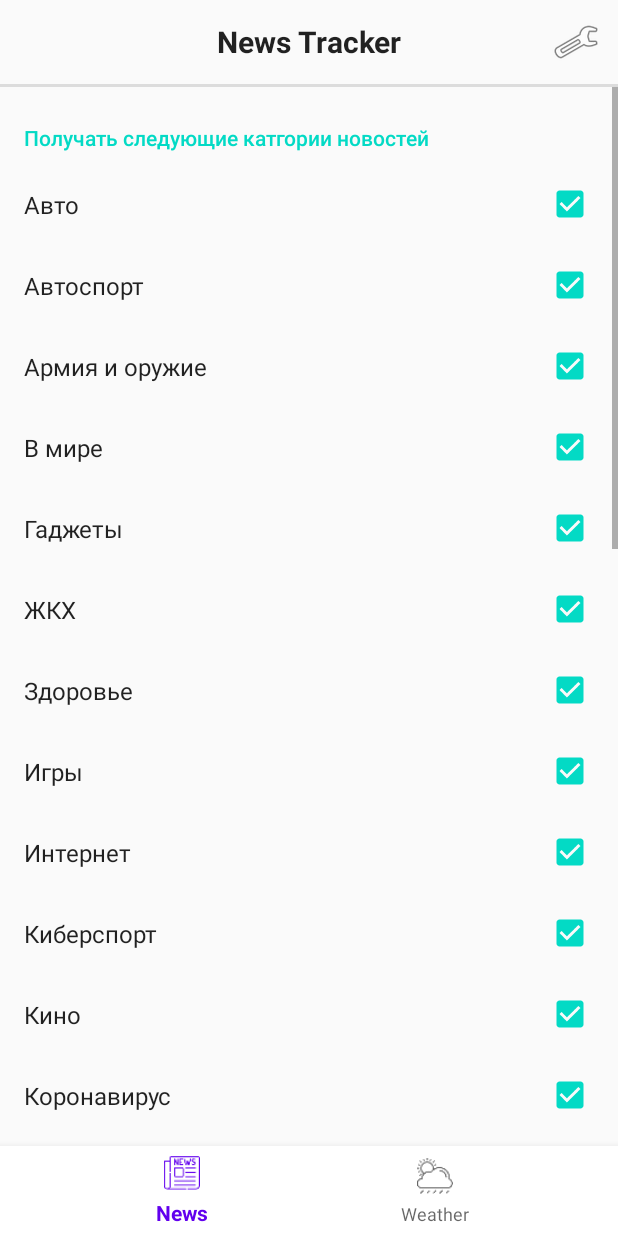
After one commit to groshevdg/NTracker, an Android app: the fragment SettingsFragment placed in its activity, on a phone screen of 412 x 824 dp. The commit adds this screen. Run offline under Robolectric (Android 15) with nearby library versions, the phone set to English and light mode, and no system bars; our stand-ins replace Dagger/Hilt's generated code, androidx.preference; 4 statements that could not run were skipped.

Commit message:
added settings screen

```diff
--- a/app/build.gradle
+++ b/app/build.gradle
@@ -52,4 +52,7 @@ dependencies {
     implementation coroutines.coroutines_core
     implementation coroutines.coroutines_android
     implementation coroutines.coroutines_adapter
+
+    //Prefs Screen
+    implementation prefs.prefs
 }
--- a/app/src/main/java/ru/groshevdg/data/repository/NewsRepository.kt
+++ b/app/src/main/java/ru/groshevdg/data/repository/NewsRepository.kt
@@ -27,6 +27,7 @@ class NewsRepository constructor(private val apiService: NewsApiService) {
         "travels.rss" to true,
         "religion.rss" to true,
         "sport.rss" to true,
+        "theaters.rss" to true,
         "computers.rss" to true,
         "vehicle.rss" to true,
         "finances.rss" to true,
--- a/app/src/main/java/ru/groshevdg/navigation/Navigator.kt
+++ b/app/src/main/java/ru/groshevdg/navigation/Navigator.kt
@@ -1,30 +1,49 @@
 package ru.groshevdg.navigation
 
 import android.content.Context
+import android.view.View
 import kotlinx.android.synthetic.main.activity_main.*
 import ru.groshevdg.ui.ApplicationActivity
 import ru.groshevdg.ui.news.NewsListFragment
 import ru.groshevdg.ui.WeatherFragment
+import ru.groshevdg.ui.settings.SettingsFragment
 import javax.inject.Inject
 
 class Navigator @Inject constructor(private val context: Context) {
     private val newsFragment = NewsListFragment()
     private val weatherFragment = WeatherFragment()
+    private val settingsFragment = SettingsFragment()
     var currentFragment = 0
 
     companion object {
         const val NEWS_FRAGMENT = 0
         const val WEATHER_FRAGMENT = 1
+        const val SETTINGS_FRAGMENT = 2
     }
 
     fun navigateTo(_fragment: Int) {
-        val containerId = (context as ApplicationActivity).amFragmentContainer
+        val containerId = (context as ApplicationActivity).amFragmentContainer.id
         val fragment = if (_fragment == NEWS_FRAGMENT) newsFragment else weatherFragment
         currentFragment = _fragment
 
         context.supportFragmentManager.beginTransaction()
-            .replace(containerId.id, fragment)
+            .replace(containerId, fragment)
             .addToBackStack(null)
             .commit()
+
+        if (context.amBottomNavView.visibility == View.GONE) {
+            context.amBottomNavView.visibility = View.VISIBLE
+        }
+    }
+
+    fun openSettingsFragment() {
+        val containerId = (context as ApplicationActivity).amFragmentContainer.id
+        currentFragment = SETTINGS_FRAGMENT
+
+        context.supportFragmentManager.beginTransaction()
+            .replace(containerId, settingsFragment)
+            .commit()
+
+        context.amBottomNavView.visibility = View.GONE
     }
 }
--- a/app/src/main/java/ru/groshevdg/ui/ApplicationActivity.kt
+++ b/app/src/main/java/ru/groshevdg/ui/ApplicationActivity.kt
@@ -2,9 +2,11 @@ package ru.groshevdg.ui
 
 import androidx.appcompat.app.AppCompatActivity
 import android.os.Bundle
+import android.view.Menu
 import android.view.MenuItem
 import com.google.android.material.bottomnavigation.BottomNavigationView
 import kotlinx.android.synthetic.main.activity_main.*
+import kotlinx.android.synthetic.main.toolbar.*
 import ru.groshevdg.App
 import ru.groshevdg.R
 import ru.groshevdg.di.components.DaggerActivityComponent
@@ -19,6 +21,8 @@ class ApplicationActivity @Inject constructor() : AppCompatActivity(), BottomNav
     override fun onCreate(savedInstanceState: Bundle?) {
         super.onCreate(savedInstanceState)
         setContentView(R.layout.activity_main)
+        setSupportActionBar(toolbar)
+        supportActionBar!!.setDisplayShowTitleEnabled(false)
 
         setupDagger()
         amBottomNavView.setOnNavigationItemSelectedListener(this)
@@ -53,9 +57,25 @@ class ApplicationActivity @Inject constructor() : AppCompatActivity(), BottomNav
         if (navigator.currentFragment == Navigator.NEWS_FRAGMENT) {
             finish()
         }
+        else if (navigator.currentFragment == Navigator.SETTINGS_FRAGMENT) {
+            navigator.navigateTo(Navigator.NEWS_FRAGMENT)
+        }
         else {
             navigator.currentFragment = Navigator.NEWS_FRAGMENT
             super.onBackPressed()
         }
     }
+
+    override fun onCreateOptionsMenu(menu: Menu?): Boolean {
+        menuInflater.inflate(R.menu.settings_menu, menu)
+        return true
+    }
+
+    override fun onOptionsItemSelected(item: MenuItem): Boolean {
+        if (item.itemId == R.id.smSettingsItem) {
+            navigator.openSettingsFragment()
+            return true
+        }
+        return false
+    }
 }
--- a/app/src/main/java/ru/groshevdg/ui/news/viewHolders/SelectorItemViewHolder.kt
+++ b/app/src/main/java/ru/groshevdg/ui/news/viewHolders/SelectorItemViewHolder.kt
@@ -10,6 +10,7 @@ import ru.groshevdg.ui.news.adapters.SelectorRecyclerAdapter
 
 class SelectorItemViewHolder(itemView: View) : RecyclerView.ViewHolder(itemView) {
     private val adapter = SelectorRecyclerAdapter()
+    private var firstTime = true
 
     fun bind(item: NewsListItems.SelectorItem) {
         itemView.apply {
@@ -17,12 +18,16 @@ class SelectorItemViewHolder(itemView: View) : RecyclerView.ViewHolder(itemView)
             isSelectorRecyclerView.layoutManager = LinearLayoutManager(this.context,
                 LinearLayoutManager.HORIZONTAL, false)
             adapter.setItems(item.itemsList)
+
+            if (firstTime) {
                 isSelectorRecyclerView.addItemDecoration(ItemSpaceDecorator(
                     marginTopInDp = 0,
                     marginRightInDp = 5,
                     marginBottomInDp = 0,
                     marginLeftInDp = 5
                 ))
+                firstTime = false
             }
         }
     }
+}
--- /dev/null
+++ b/app/src/main/java/ru/groshevdg/ui/settings/SettingsFragment.kt
@@ -0,0 +1,11 @@
+package ru.groshevdg.ui.settings
+
+import android.os.Bundle
+import androidx.preference.PreferenceFragmentCompat
+import ru.groshevdg.R
+
+class SettingsFragment : PreferenceFragmentCompat() {
+    override fun onCreatePreferences(savedInstanceState: Bundle?, rootKey: String?) {
+        setPreferencesFromResource(R.xml.settings_screen, rootKey)
+    }
+}
--- /dev/null
+++ b/app/src/main/res/menu/settings_menu.xml
@@ -0,0 +1,10 @@
+<?xml version="1.0" encoding="utf-8"?>
+<menu xmlns:android="http://schemas.android.com/apk/res/android"
+    xmlns:app="http://schemas.android.com/apk/res-auto">
+
+    <item
+        android:id="@+id/smSettingsItem"
+        android:title="@string/settings_title"
+        app:showAsAction="always"
+        android:icon="@android:drawable/ic_menu_preferences" />
+</menu>
--- a/app/src/main/res/values/strings.xml
+++ b/app/src/main/res/values/strings.xml
@@ -3,4 +3,5 @@
     <string name="full_app_name">News Tracker</string>
     <string name="news_title">News</string>
     <string name="weather_title">Weather</string>
+    <string name="settings_title">Настройки</string>
 </resources>
--- /dev/null
+++ b/app/src/main/res/xml/settings_screen.xml
@@ -0,0 +1,96 @@
+<?xml version="1.0" encoding="utf-8"?>
+<PreferenceScreen xmlns:android="http://schemas.android.com/apk/res/android"
+    xmlns:app="http://schemas.android.com/apk/res-auto">
+
+    <PreferenceCategory android:title="Получать следующие катгории новостей"
+        app:iconSpaceReserved="false">
+
+        <CheckBoxPreference android:title="Авто" app:key="auto"
+            app:iconSpaceReserved="false" android:defaultValue="true" />
+
+        <CheckBoxPreference android:title="Автоcпорт" app:key="auto_racing"
+            app:iconSpaceReserved="false" android:defaultValue="true" />
+
+        <CheckBoxPreference android:title="Армия и оружие" app:key="army"
+            app:iconSpaceReserved="false" android:defaultValue="true" />
+
+        <CheckBoxPreference android:title="В мире" app:key="world"
+            app:iconSpaceReserved="false" android:defaultValue="true" />
+
+        <CheckBoxPreference android:title="Гаджеты" app:key="gadgets"
+            app:iconSpaceReserved="false" android:defaultValue="true" />
+
+        <CheckBoxPreference android:title="ЖКХ" app:key="communal"
+            app:iconSpaceReserved="false" android:defaultValue="true" />
+
+        <CheckBoxPreference android:title="Здоровье" app:key="health"
+            app:iconSpaceReserved="false" android:defaultValue="true" />
+
+        <CheckBoxPreference android:title="Игры" app:key="games"
+            app:iconSpaceReserved="false" android:defaultValue="true" />
+
+        <CheckBoxPreference android:title="Интернет" app:key="internet"
+            app:iconSpaceReserved="false" android:defaultValue="true" />
+
+        <CheckBoxPreference android:title="Киберспорт" app:key="cyber_sport"
+            app:iconSpaceReserved="false" android:defaultValue="true" />
+
+        <CheckBoxPreference android:title="Кино" app:key="movies"
+            app:iconSpaceReserved="false" android:defaultValue="true" />
+
+        <CheckBoxPreference android:title="Коронавирус" app:key="koronavirus"
+            app:iconSpaceReserved="false" android:defaultValue="true" />
+
+        <CheckBoxPreference android:title="Космос" app:key="cosmos"
+            app:iconSpaceReserved="false" android:defaultValue="true" />
+
+        <CheckBoxPreference android:title="Музыка" app:key="music"
+            app:iconSpaceReserved="false" android:defaultValue="true" />
+
+        <CheckBoxPreference android:title="Наука" app:key="science"
+            app:iconSpaceReserved="false" android:defaultValue="true" />
+
+        <CheckBoxPreference android:title="Недвижимость" app:key="realty"
+            app:iconSpaceReserved="false" android:defaultValue="true" />
+
+        <CheckBoxPreference android:title="Общество" app:key="society"
+            app:iconSpaceReserved="false" android:defaultValue="true" />
+
+        <CheckBoxPreference android:title="Политика" app:key="politics"
+            app:iconSpaceReserved="false" android:defaultValue="true" />
+
+        <CheckBoxPreference android:title="Происшествия" app:key="incident"
+            app:iconSpaceReserved="false" android:defaultValue="true" />
+
+        <CheckBoxPreference android:title="Путешествия" app:key="travels"
+            app:iconSpaceReserved="false" android:defaultValue="true" />
+
+        <CheckBoxPreference android:title="Спорт" app:key="sport"
+            app:iconSpaceReserved="false" android:defaultValue="true" />
+
+        <CheckBoxPreference android:title="Театры" app:key="theaters"
+            app:iconSpaceReserved="false" android:defaultValue="true" />
+
+        <CheckBoxPreference android:title="Технологии" app:key="computers"
+            app:iconSpaceReserved="false" android:defaultValue="true" />
+
+        <CheckBoxPreference android:title="Транспорт" app:key="vehicle"
+            app:iconSpaceReserved="false" android:defaultValue="true" />
+
+        <CheckBoxPreference android:title="Финансы" app:key="finances"
+            app:iconSpaceReserved="false" android:defaultValue="true" />
+
+        <CheckBoxPreference android:title="Шоу-бизнес" app:key="showbusiness"
+            app:iconSpaceReserved="false" android:defaultValue="true" />
+
+        <CheckBoxPreference android:title="Экология" app:key="ecology"
+            app:iconSpaceReserved="false" android:defaultValue="true" />
+
+        <CheckBoxPreference android:title="Экономика" app:key="business"
+            app:iconSpaceReserved="false" android:defaultValue="true" />
+
+        <CheckBoxPreference android:title="Энергетика" app:key="energy"
+            app:iconSpaceReserved="false" android:defaultValue="true" />
+
+    </PreferenceCategory>
+</PreferenceScreen>
--- a/build.gradle
+++ b/build.gradle
@@ -39,7 +39,8 @@ ext.versions = [
     coroutinesV: "1.3.5",
     coroutines_adapterV: "0.9.2",
     xml_converterV: "2.6.1",
-    refreshV: "1.1.0"
+    refreshV: "1.1.0",
+    prefsV: "1.1.0"
 ]
 
 ext.common = [
@@ -73,3 +74,7 @@ ext.coroutines = [
         coroutines_android: "org.jetbrains.kotlinx:kotlinx-coroutines-android:$versions.coroutinesV",
         coroutines_adapter: "com.jakewharton.retrofit:retrofit2-kotlin-coroutines-adapter:$versions.coroutines_adapterV"
 ]
+
+ext.prefs = [
+        prefs: "androidx.preference:preference:$versions.prefsV"
+]
```
Lines whose indentation alone changed are shown as unchanged.
